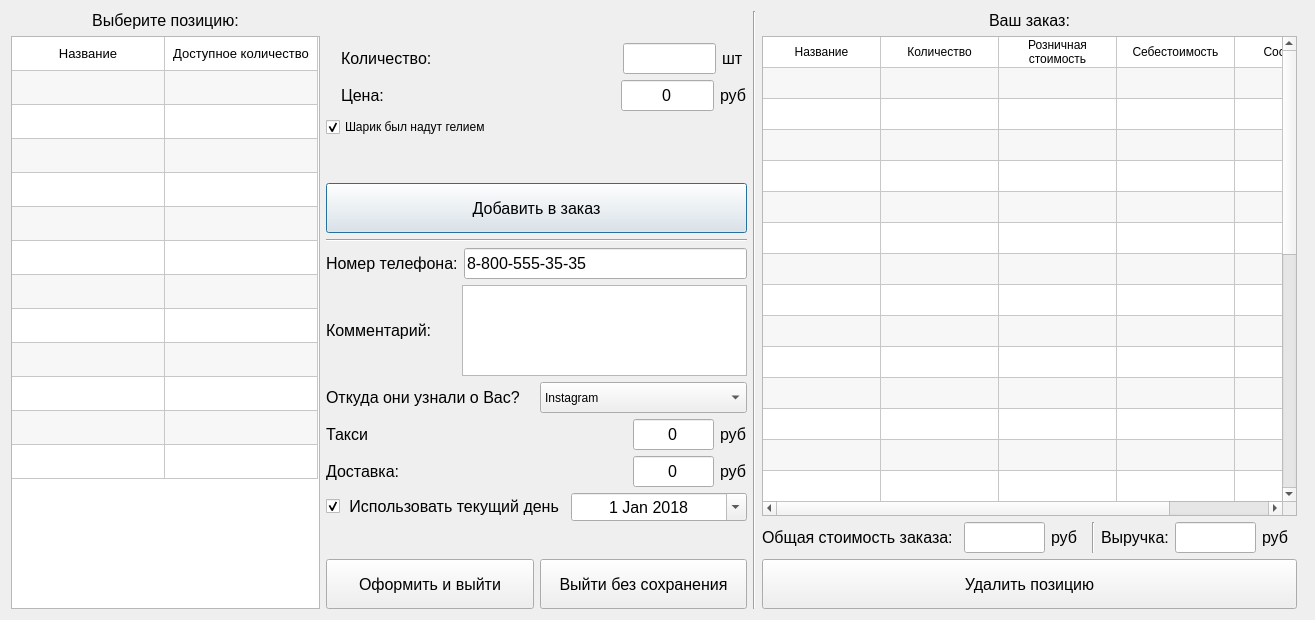
Old version of the form order.ui in the repository slgero/Baloons.
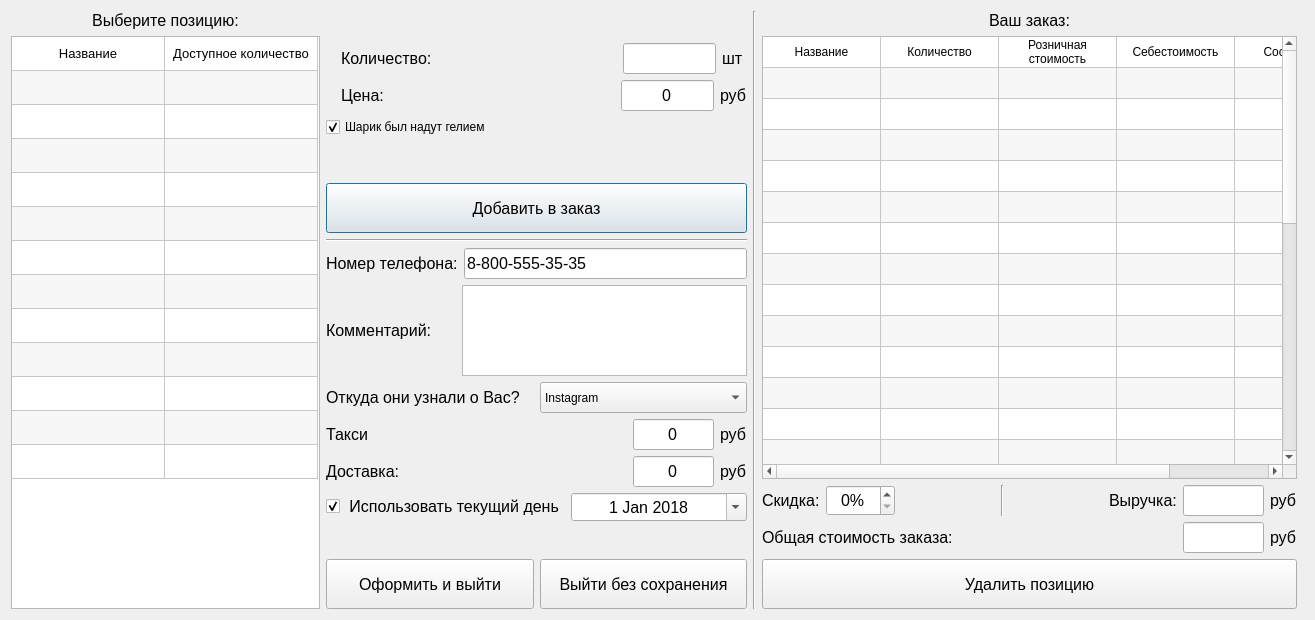
New version of the form. Icons and pictures are not drawn.

The edit to the form file:
```diff
--- a/order.ui
+++ b/order.ui
@@ -17,7 +17,7 @@
    <iconset resource="icons.qrc">
     <normaloff>:/new/prefix1/icons/baloons-512.png</normaloff>:/new/prefix1/icons/baloons-512.png</iconset>
   </property>
-  <layout class="QHBoxLayout" name="horizontalLayout_13">
+  <layout class="QHBoxLayout" name="horizontalLayout_15">
    <item>
     <layout class="QHBoxLayout" name="horizontalLayout_12">
      <item>
@@ -899,8 +899,6 @@
     </widget>
    </item>
    <item>
-    <layout class="QVBoxLayout" name="verticalLayout_5">
-     <item>
       <layout class="QVBoxLayout" name="verticalLayout_4">
        <item>
         <widget class="QLabel" name="label_8">
@@ -1073,26 +1071,22 @@
        <item>
         <layout class="QHBoxLayout" name="horizontalLayout_8">
          <item>
-          <widget class="QLabel" name="label_9">
+        <layout class="QHBoxLayout" name="horizontalLayout_7">
+         <item>
+          <widget class="QLabel" name="label_20">
            <property name="text">
-            <string>&lt;html&gt;&lt;head/&gt;&lt;body&gt;&lt;p&gt;&lt;span style=&quot; font-size:12pt;&quot;&gt;Общая стоимость заказа:                   &lt;/span&gt;&lt;/p&gt;&lt;/body&gt;&lt;/html&gt;</string>
+            <string>&lt;html&gt;&lt;head/&gt;&lt;body&gt;&lt;p&gt;&lt;span style=&quot; font-size:12pt;&quot;&gt;Скидка:&lt;/span&gt;&lt;/p&gt;&lt;/body&gt;&lt;/html&gt;</string>
            </property>
           </widget>
          </item>
          <item>
-          <widget class="QLineEdit" name="TotalCost">
+          <widget class="QSpinBox" name="spinBox">
            <property name="minimumSize">
             <size>
              <width>0</width>
              <height>31</height>
             </size>
            </property>
-           <property name="maximumSize">
-            <size>
-             <width>81</width>
-             <height>31</height>
-            </size>
-           </property>
            <property name="font">
             <font>
              <pointsize>12</pointsize>
@@ -1101,20 +1095,28 @@
            <property name="alignment">
             <set>Qt::AlignCenter</set>
            </property>
-           <property name="readOnly">
-            <bool>true</bool>
+           <property name="suffix">
+            <string>%</string>
            </property>
-           <property name="clearButtonEnabled">
-            <bool>false</bool>
+           <property name="maximum">
+            <number>100</number>
            </property>
           </widget>
+         </item>
+        </layout>
          </item>
          <item>
-          <widget class="QLabel" name="label_10">
-           <property name="text">
-            <string>&lt;html&gt;&lt;head/&gt;&lt;body&gt;&lt;p&gt;&lt;span style=&quot; font-size:12pt;&quot;&gt;руб&lt;/span&gt;&lt;/p&gt;&lt;/body&gt;&lt;/html&gt;</string>
-           </property>
-          </widget>
+        <spacer name="horizontalSpacer_9">
+         <property name="orientation">
+          <enum>Qt::Horizontal</enum>
+         </property>
+         <property name="sizeHint" stdset="0">
+          <size>
+           <width>40</width>
+           <height>20</height>
+          </size>
+         </property>
+        </spacer>
          </item>
          <item>
           <widget class="Line" name="line_3">
@@ -1124,6 +1126,21 @@
           </widget>
          </item>
          <item>
+        <spacer name="horizontalSpacer_10">
+         <property name="orientation">
+          <enum>Qt::Horizontal</enum>
+         </property>
+         <property name="sizeHint" stdset="0">
+          <size>
+           <width>40</width>
+           <height>20</height>
+          </size>
+         </property>
+        </spacer>
+       </item>
+       <item>
+        <layout class="QHBoxLayout" name="horizontalLayout_13">
+         <item>
           <widget class="QLabel" name="label_11">
            <property name="text">
             <string>&lt;html&gt;&lt;head/&gt;&lt;body&gt;&lt;p&gt;&lt;span style=&quot; font-size:12pt;&quot;&gt;Выручка:&lt;/span&gt;&lt;/p&gt;&lt;/body&gt;&lt;/html&gt;</string>
@@ -1169,7 +1186,66 @@
       </layout>
      </item>
      <item>
-      <layout class="QHBoxLayout" name="horizontalLayout_7">
+      <layout class="QHBoxLayout" name="horizontalLayout_14">
+       <item>
+        <widget class="QLabel" name="label_9">
+         <property name="text">
+          <string>&lt;html&gt;&lt;head/&gt;&lt;body&gt;&lt;p&gt;&lt;span style=&quot; font-size:12pt;&quot;&gt;Общая стоимость заказа:                   &lt;/span&gt;&lt;/p&gt;&lt;/body&gt;&lt;/html&gt;</string>
+         </property>
+        </widget>
+       </item>
+       <item>
+        <spacer name="horizontalSpacer_8">
+         <property name="orientation">
+          <enum>Qt::Horizontal</enum>
+         </property>
+         <property name="sizeHint" stdset="0">
+          <size>
+           <width>40</width>
+           <height>20</height>
+          </size>
+         </property>
+        </spacer>
+       </item>
+       <item>
+        <widget class="QLineEdit" name="TotalCost">
+         <property name="minimumSize">
+          <size>
+           <width>0</width>
+           <height>31</height>
+          </size>
+         </property>
+         <property name="maximumSize">
+          <size>
+           <width>81</width>
+           <height>31</height>
+          </size>
+         </property>
+         <property name="font">
+          <font>
+           <pointsize>12</pointsize>
+          </font>
+         </property>
+         <property name="alignment">
+          <set>Qt::AlignCenter</set>
+         </property>
+         <property name="readOnly">
+          <bool>true</bool>
+         </property>
+         <property name="clearButtonEnabled">
+          <bool>false</bool>
+         </property>
+        </widget>
+       </item>
+       <item>
+        <widget class="QLabel" name="label_10">
+         <property name="text">
+          <string>&lt;html&gt;&lt;head/&gt;&lt;body&gt;&lt;p&gt;&lt;span style=&quot; font-size:12pt;&quot;&gt;руб&lt;/span&gt;&lt;/p&gt;&lt;/body&gt;&lt;/html&gt;</string>
+         </property>
+        </widget>
+       </item>
+      </layout>
+     </item>
        <item>
         <widget class="QPushButton" name="del">
          <property name="minimumSize">
@@ -1197,8 +1273,6 @@
           </size>
          </property>
         </widget>
-       </item>
-      </layout>
      </item>
     </layout>
    </item>
```
Lines whose indentation alone changed are shown as unchanged.
